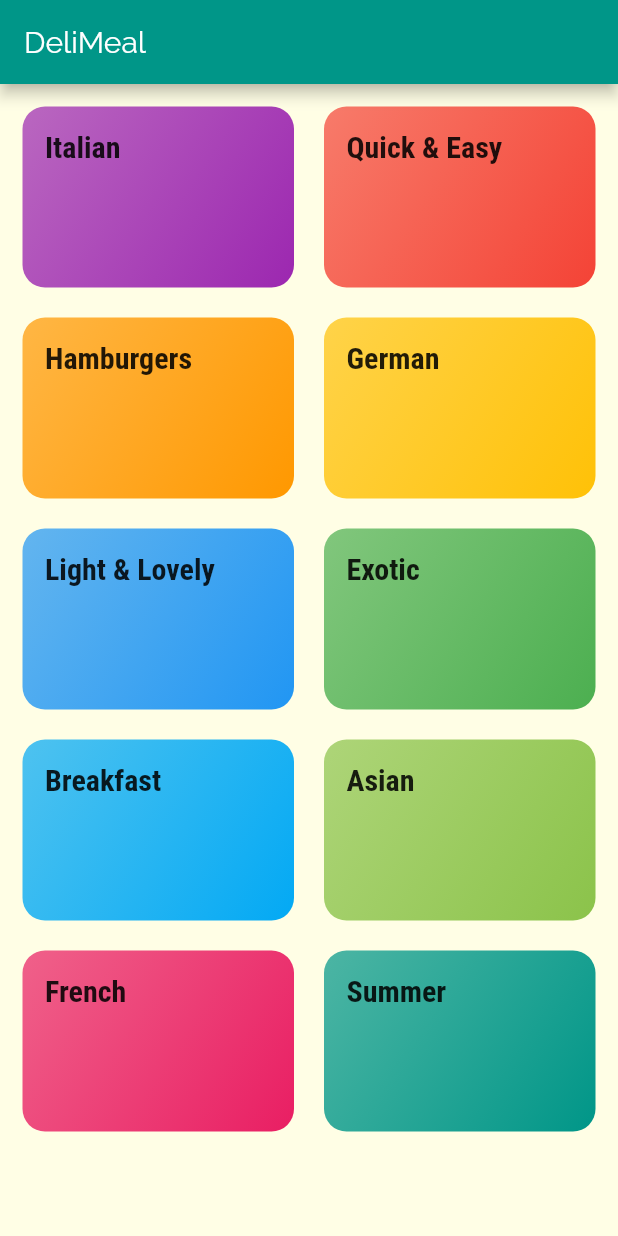
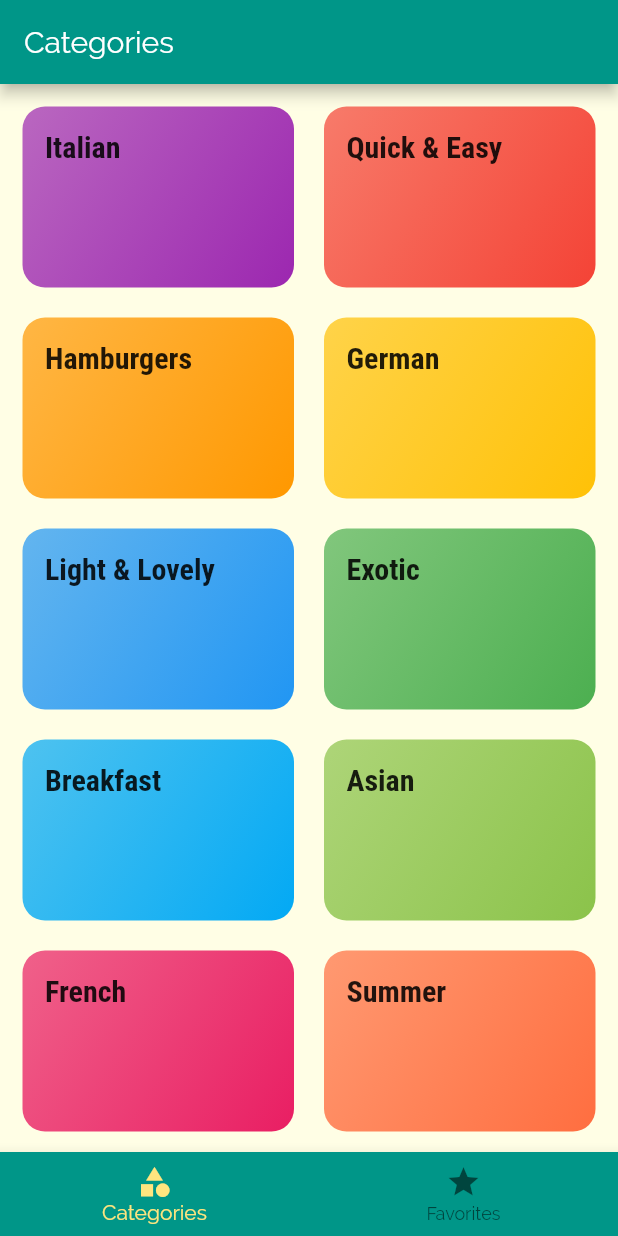
Before and after one commit to shehab910/Meals-App-UI, a Flutter app: the screen it shows after launch, on a phone screen of 412 x 824 dp. Run offline on Flutter 3.47's test engine with Material 2 defaults, Android fonts, the phone set to English and light mode, and no system bars.

Commit message:
7.21 meal detail screen ready, added bottom nav bar

```diff
--- a/lib/dummy_data.dart
+++ b/lib/dummy_data.dart
@@ -52,7 +52,7 @@ const DUMMY_CATEGORIES = const [
   Category(
     id: 'c10',
     title: 'Summer',
-    color: Colors.teal,
+    color: Colors.deepOrangeAccent,
   ),
 ];
 
--- a/lib/main.dart
+++ b/lib/main.dart
@@ -1,6 +1,9 @@
 import 'package:flutter/material.dart';
-import 'package:max_meals_app/screens/categories_screen.dart';
-import 'package:max_meals_app/screens/category_meals_screen.dart';
+
+import './screens/tabs_screen.dart';
+import './screens/categories_screen.dart';
+import './screens/category_meals_screen.dart';
+import './screens/meal_detail_screen.dart';
 
 void main() {
   runApp(MyApp());
@@ -14,7 +17,7 @@ class MyApp extends StatelessWidget {
       title: 'Flutter Demo',
       theme: ThemeData(
         primarySwatch: Colors.teal,
-        accentColor: Colors.amberAccent,
+        accentColor: Colors.amberAccent[100],
         canvasColor: Color.fromRGBO(255, 254, 229, 1),
         fontFamily: 'Raleway',
         textTheme: ThemeData.light().textTheme.copyWith(
@@ -34,8 +37,13 @@ class MyApp extends StatelessWidget {
       // home: CategoriesScreen(),
       initialRoute: '/', // default is '/'
       routes: {
-        '/': (ctx) => CategoriesScreen(),
+        '/': (ctx) => TabsScreen(),
         CategoryMealsScreen.routeName: (ctx) => CategoryMealsScreen(),
+        MealDetailScreen.routeName: (ctx) => MealDetailScreen(),
+      },
+      onGenerateRoute: //*simillar to 404 webpage
+          (settings) {
+        return MaterialPageRoute(builder: (ctx) => CategoriesScreen());
       },
     );
   }
--- a/lib/screens/categories_screen.dart
+++ b/lib/screens/categories_screen.dart
@@ -12,9 +12,9 @@ class _CategoriesScreenState extends State<CategoriesScreen> {
   @override
   Widget build(BuildContext context) {
     return Scaffold(
-      appBar: AppBar(
-        title: const Text('DeliMeal'),
-      ),
+      // appBar: AppBar(
+      //   title: const Text('DeliMeal'),
+      // ),
       body: GridView(
         padding: const EdgeInsets.all(15),
         children: DUMMY_CATEGORIES.map((catData) {
--- a/lib/screens/category_meals_screen.dart
+++ b/lib/screens/category_meals_screen.dart
@@ -33,6 +33,7 @@ class CategoryMealsScreen extends StatelessWidget {
           return MealItem(
             // affordability: categoryMeals[index].affordability,
             // complexity: categoryMeals[index].complexity,
+            id: categoryMeals[index].id,
             duration: categoryMeals[index].duration,
             imageUrl: categoryMeals[index].imageUrl,
             title: categoryMeals[index].title,
--- /dev/null
+++ b/lib/screens/tabs_screen.dart
@@ -0,0 +1,76 @@
+import 'package:flutter/material.dart';
+
+import './favorites_screen.dart';
+import './categories_screen.dart';
+
+class TabsScreen extends StatefulWidget {
+  @override
+  _TabsScreenState createState() => _TabsScreenState();
+}
+
+class _TabsScreenState extends State<TabsScreen> {
+  final List<Map<String, Object>> _pages = [
+    {
+      'page': CategoriesScreen(),
+      'title': 'Categories',
+    },
+    {
+      'page': FavoritesScreen(),
+      'title': 'Your Favorites',
+    }
+  ];
+  int _selectedPageIndex = 0;
+
+  void _selectPage(int index) {
+    setState(() {
+      _selectedPageIndex = index;
+    });
+  }
+
+  @override
+  Widget build(BuildContext context) {
+    return Scaffold(
+      appBar: AppBar(
+        title: Text(_pages[_selectedPageIndex]['title']),
+        // bottom: TabBar(
+        //   tabs: [
+        //     Tab(
+        //       icon: Icon(Icons.category),
+        //       text: 'Categories',
+        //     ),
+        //     Tab(
+        //       icon: Icon(Icons.star),
+        //       text: 'Favorites',
+        //     ),
+        //   ],
+        // ),
+      ),
+      // body: TabBarView(
+      //   children: [
+      //     CategoriesScreen(),
+      //     FavoritesScreen(),
+      //   ],
+      // ),
+      body: _pages[_selectedPageIndex]['page'],
+      bottomNavigationBar: BottomNavigationBar(
+        onTap: _selectPage,
+        backgroundColor: Theme.of(context).primaryColor,
+        selectedItemColor: Theme.of(context).accentColor,
+        currentIndex: _selectedPageIndex,
+        // type: BottomNavigationBarType.shifting,
+        items: [
+          BottomNavigationBarItem(
+            backgroundColor: Theme.of(context).primaryColor,
+            icon: Icon(Icons.category),
+            label: 'Categories',
+          ),
+          BottomNavigationBarItem(
+            backgroundColor: Theme.of(context).primaryColor,
+            icon: Icon(Icons.star),
+            label: 'Favorites',
+          ),
+        ],
+      ),
+    );
+  }
+}
```
Also changed, not shown: lib/screens/favorites_screen.dart (added, +10 -0 lines), lib/screens/meal_detail_screen.dart (added, +96 -0 lines), lib/widgets/meal_item.dart (+10 -2 lines).
